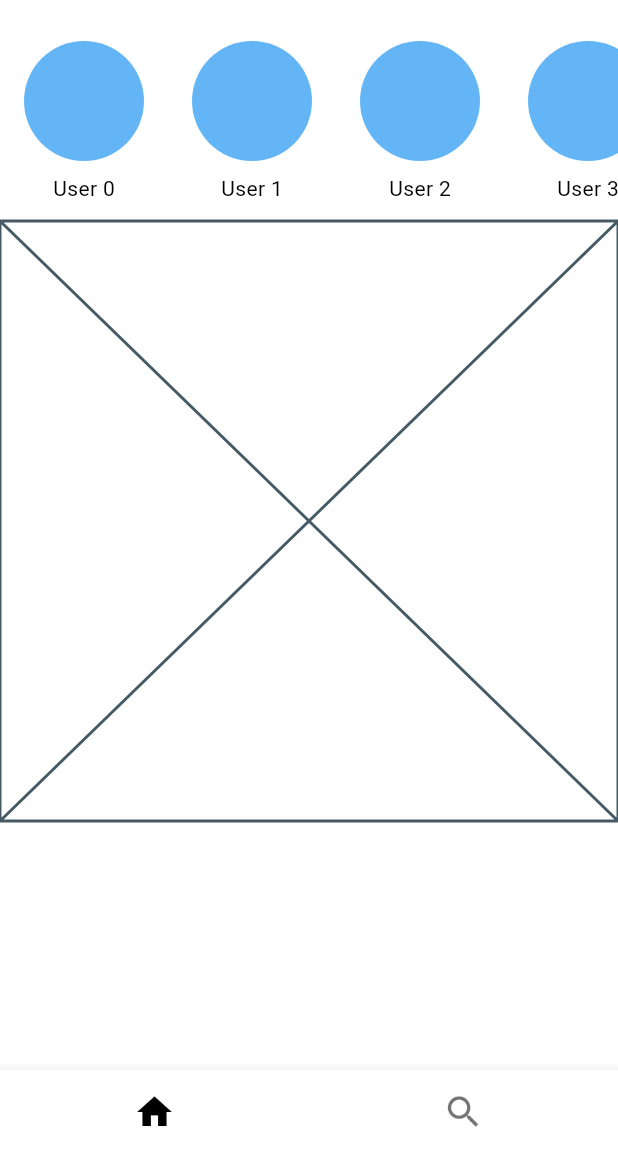
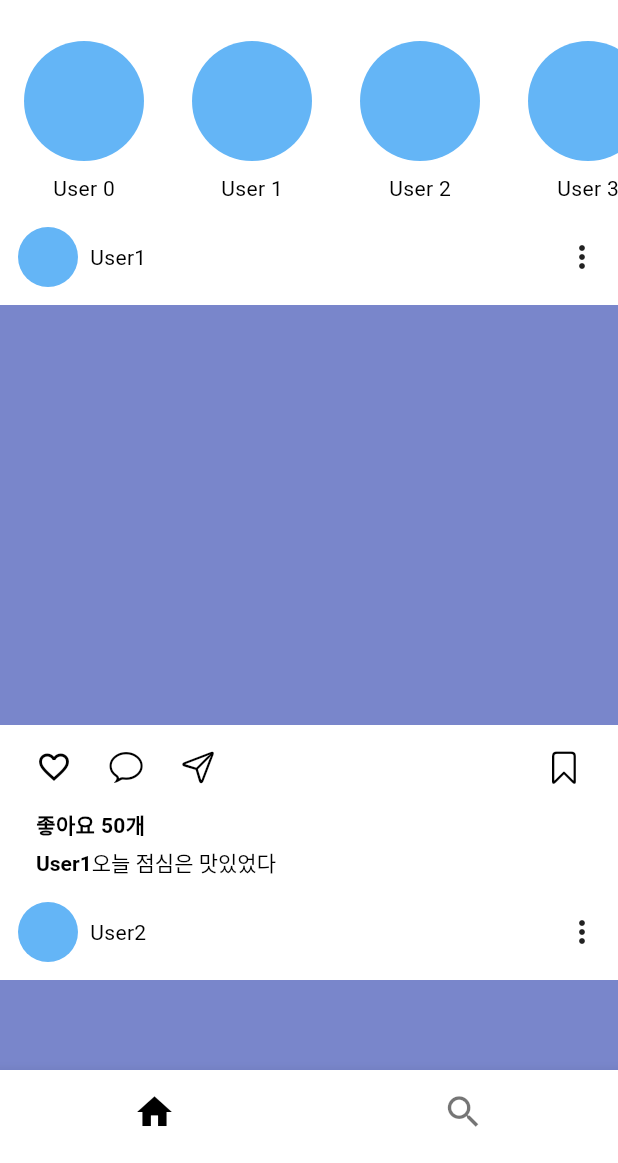
Before and after one commit to KIM602/flutter_part2_insta_clone, a Flutter app: the screen it shows after launch, on a phone screen of 412 x 824 dp, the part 73-1236 px from its top. Run offline on Flutter 3.47's test engine with Material 2 defaults, Android fonts, the phone set to English and light mode, and no system bars; our stand-ins replace google_fonts.

Commit message:
인스타 feed 화면 구현

```diff
--- a/lib/screen/home_screen.dart
+++ b/lib/screen/home_screen.dart
@@ -1,3 +1,4 @@
+import 'package:flutter/cupertino.dart';
 import 'package:flutter/material.dart';
 
 class HomeScreen extends StatelessWidget {
@@ -6,12 +7,10 @@ class HomeScreen extends StatelessWidget {
   @override
   Widget build(BuildContext context) {
     return const SingleChildScrollView(
-      child: Column(
-        children: [
-          StoryArea(),
-          FeedList(),
-        ]
-      ),
+      child: Column(children: [
+        StoryArea(),
+        FeedList(),
+      ]),
     );
   }
 }
@@ -24,7 +23,8 @@ class StoryArea extends StatelessWidget {
     return SingleChildScrollView(
       scrollDirection: Axis.horizontal,
       child: Row(
-        children: List.generate(10, (index) => UserStory(userName: 'User $index')),
+        children:
+            List.generate(10, (index) => UserStory(userName: 'User $index')),
       ),
     );
   }
@@ -38,7 +38,6 @@ class UserStory extends StatelessWidget {
     super.key,
   });
 
-
   @override
   Widget build(BuildContext context) {
     return Padding(
@@ -50,9 +49,8 @@ class UserStory extends StatelessWidget {
             height: 80,
             margin: const EdgeInsets.symmetric(vertical: 8, horizontal: 8),
             decoration: BoxDecoration(
-              color: Colors.blue.shade300,
-              borderRadius: BorderRadius.circular(40)
-            ),
+                color: Colors.blue.shade300,
+                borderRadius: BorderRadius.circular(40)),
           ),
           Text(userName),
         ],
@@ -61,11 +59,122 @@ class UserStory extends StatelessWidget {
   }
 }
 
+class FeedData {
+  final String userName;
+  final int likeCount;
+  final String content;
+
+  FeedData(
+      {required this.userName, required this.likeCount, required this.content});
+}
+
+final feedDataList = [
+  FeedData(userName: 'User1', likeCount: 50, content: '오늘 점심은 맛있었다'),
+  FeedData(userName: 'User2', likeCount: 24, content: '오늘 아침은 맛있었다'),
+  FeedData(userName: 'User3', likeCount: 82, content: '오늘 저녁은 맛있었다'),
+  FeedData(userName: 'User4', likeCount: 10, content: '어제 점심은 맛있었다'),
+  FeedData(userName: 'User5', likeCount: 79, content: '어제 아침은 맛있었다'),
+  FeedData(userName: 'User6', likeCount: 60, content: '어제 저녁은 맛있었다'),
+  FeedData(userName: 'User7', likeCount: 55, content: '오늘 점심은 맛있었다'),
+  FeedData(userName: 'User8', likeCount: 33, content: '오늘 점심은 맛있었다'),
+  FeedData(userName: 'User9', likeCount: 79, content: '오늘 점심은 맛있었다'),
+];
+
 class FeedList extends StatelessWidget {
   const FeedList({super.key});
 
   @override
   Widget build(BuildContext context) {
-    return const Placeholder();
+    return ListView.builder(
+      shrinkWrap: true,
+      physics: const NeverScrollableScrollPhysics(),
+      itemCount: feedDataList.length,
+      itemBuilder: (context, index) => FeedItem(feedData: feedDataList[index]),
+    );
   }
 }
+
+class FeedItem extends StatelessWidget {
+  final FeedData feedData;
+
+  const FeedItem({required this.feedData, super.key});
+
+  @override
+  Widget build(BuildContext context) {
+    return Column(
+      crossAxisAlignment: CrossAxisAlignment.start,
+      children: [
+        Padding(
+          padding: const EdgeInsets.symmetric(vertical: 4, horizontal: 12),
+          child: Row(
+            mainAxisAlignment: MainAxisAlignment.spaceBetween,
+            children: [
+              Row(
+                children: [
+                  Container(
+                    height: 40,
+                    width: 40,
+                    decoration: BoxDecoration(
+                      borderRadius: BorderRadius.circular(20),
+                      color: Colors.blue.shade300,
+                    ),
+                  ),
+                  const SizedBox(width: 8),
+                  Text(feedData.userName),
+                ],
+              ),
+              const Icon(Icons.more_vert),
+            ],
+          ),
+        ),
+        const SizedBox(height: 8),
+        Container(
+          width: double.infinity,
+          height: 280,
+          color: Colors.indigo.shade300,
+        ),
+        Padding(
+          padding: const EdgeInsets.symmetric(vertical: 4, horizontal: 12),
+          child: Row(
+            mainAxisAlignment: MainAxisAlignment.spaceBetween,
+            children: [
+              Row(
+                children: [
+                  IconButton(
+                      onPressed: () {}, icon: Icon(Icons.favorite_outline)),
+                  IconButton(
+                      onPressed: () {}, icon: Icon(CupertinoIcons.chat_bubble)),
+                  IconButton(
+                      onPressed: () {}, icon: Icon(CupertinoIcons.paperplane)),
+                ],
+              ),
+              IconButton(onPressed: () {}, icon: Icon(CupertinoIcons.bookmark)),
+            ],
+          ),
+        ),
+        Padding(
+          padding: const EdgeInsets.symmetric(horizontal: 24),
+          child: Text(
+            '좋아요 ${feedData.likeCount}개',
+            style: const TextStyle(fontWeight: FontWeight.bold),
+          ),
+        ),
+        Padding(
+          padding: const EdgeInsets.symmetric(horizontal: 24, vertical: 4),
+          child: RichText(
+            text: TextSpan(
+              children: [
+                TextSpan(
+                    text: feedData.userName,
+                    style: TextStyle(fontWeight: FontWeight.bold)),
+                TextSpan(text: feedData.content),
+              ],
+              style: const TextStyle(color: Colors.black),
+            ),
+          ),
+        ),
+        const SizedBox(height: 8),
+      ],
+    );
+  }
+}
```
